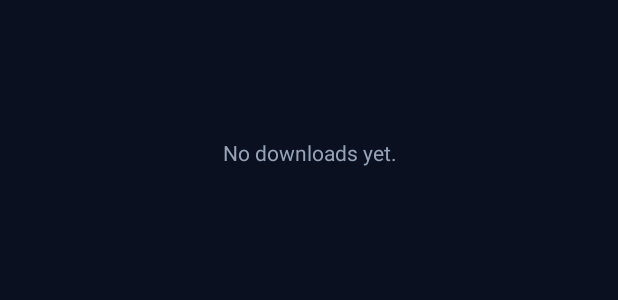
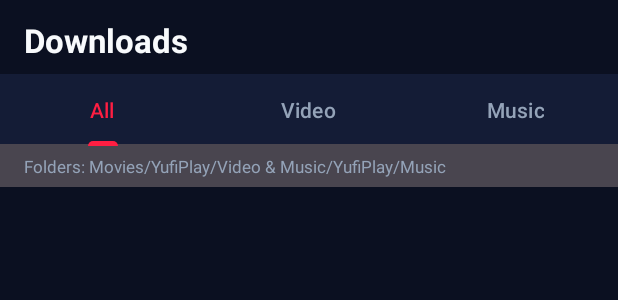
Before and after one commit to survramu-crypto/YufiPlay, an Android app: the layout fragment_downloads.xml on its own in the app's theme, with its tools: preview values and no code run, on a phone screen of 412 x 824 dp. Shown: the top 300 px of the screen. Run offline under Robolectric (Android 15) with nearby library versions, the phone set to English and light mode, and no system bars.

Commit message:
Update fragment_downloads.xml

```diff
--- a/app/src/main/res/layout/fragment_downloads.xml
+++ b/app/src/main/res/layout/fragment_downloads.xml
@@ -1,22 +1,80 @@
 <?xml version="1.0" encoding="utf-8"?>
-<androidx.core.widget.NestedScrollView xmlns:android="http://schemas.android.com/apk/res/android"
+<LinearLayout xmlns:android="http://schemas.android.com/apk/res/android"
+    xmlns:app="http://schemas.android.com/apk/res-auto"
     android:layout_width="match_parent"
     android:layout_height="match_parent"
-    android:fillViewport="true"
-    android:padding="12dp">
+    android:orientation="vertical"
+    android:paddingTop="12dp">
+
+    <TextView
+        android:layout_width="match_parent"
+        android:layout_height="wrap_content"
+        android:paddingHorizontal="16dp"
+        android:text="Downloads"
+        android:textColor="?attr/colorOnSurface"
+        android:textSize="22sp"
+        android:textStyle="bold" />
+
+    <com.google.android.material.tabs.TabLayout
+        android:id="@+id/tabDownloadFilter"
+        android:layout_width="match_parent"
+        android:layout_height="wrap_content"
+        android:layout_marginTop="8dp"
+        app:tabMode="fixed">
+
+        <com.google.android.material.tabs.TabItem
+            android:layout_width="wrap_content"
+            android:layout_height="wrap_content"
+            android:text="All" />
+
+        <com.google.android.material.tabs.TabItem
+            android:layout_width="wrap_content"
+            android:layout_height="wrap_content"
+            android:text="Video" />
+
+        <com.google.android.material.tabs.TabItem
+            android:layout_width="wrap_content"
+            android:layout_height="wrap_content"
+            android:text="Music" />
+    </com.google.android.material.tabs.TabLayout>
+
+    <TextView
+        android:id="@+id/tvFolderHint"
+        android:layout_width="match_parent"
+        android:layout_height="wrap_content"
+        android:background="?attr/colorSurfaceVariant"
+        android:paddingHorizontal="16dp"
+        android:paddingVertical="6dp"
+        android:text="Folders: Movies/YufiPlay/Video &amp; Music/YufiPlay/Music"
+        android:textColor="?attr/colorOnSurfaceVariant"
+        android:textSize="11sp" />
+
+    <FrameLayout
+        android:layout_width="match_parent"
+        android:layout_height="0dp"
+        android:layout_weight="1">
+
+        <androidx.core.widget.NestedScrollView
+            android:layout_width="match_parent"
+            android:layout_height="match_parent"
+            android:fillViewport="true">
 
             <LinearLayout
                 android:layout_width="match_parent"
                 android:layout_height="wrap_content"
-        android:orientation="vertical">
+                android:orientation="vertical"
+                android:paddingBottom="16dp">
 
                 <TextView
                     android:id="@+id/tvActiveHeader"
                     android:layout_width="match_parent"
                     android:layout_height="wrap_content"
-            android:text="@string/active_downloads"
-            android:textColor="@color/yufi_crimson"
-            android:textSize="15sp"
+                    android:paddingHorizontal="16dp"
+                    android:paddingTop="12dp"
+                    android:paddingBottom="4dp"
+                    android:text="Active Downloads"
+                    android:textColor="?attr/colorPrimary"
+                    android:textSize="13sp"
                     android:textStyle="bold"
                     android:visibility="gone" />
 
@@ -31,9 +89,12 @@
                     android:id="@+id/tvCompletedHeader"
                     android:layout_width="match_parent"
                     android:layout_height="wrap_content"
-            android:layout_marginTop="12dp"
-            android:text="@string/completed_downloads"
-            android:textSize="15sp"
+                    android:paddingHorizontal="16dp"
+                    android:paddingTop="12dp"
+                    android:paddingBottom="4dp"
+                    android:text="Completed"
+                    android:textColor="?attr/colorOnSurfaceVariant"
+                    android:textSize="13sp"
                     android:textStyle="bold"
                     android:visibility="gone" />
 
@@ -42,15 +103,20 @@
                     android:layout_width="match_parent"
                     android:layout_height="wrap_content"
                     android:nestedScrollingEnabled="false" />
+            </LinearLayout>
+        </androidx.core.widget.NestedScrollView>
 
         <TextView
             android:id="@+id/tvNoDownloads"
-            android:layout_width="match_parent"
+            android:layout_width="wrap_content"
             android:layout_height="wrap_content"
-            android:layout_marginTop="80dp"
+            android:layout_gravity="center"
             android:gravity="center"
-            android:text="@string/no_downloads"
-            android:textColor="?attr/colorOnSurfaceVariant" />
+            android:padding="24dp"
+            android:text="No downloads yet.\nTap Download on any video to save in 4K, 2K, HD or MP3!"
+            android:textColor="?attr/colorOnSurfaceVariant"
+            android:textSize="14sp"
+            android:visibility="gone" />
+    </FrameLayout>
+
 </LinearLayout>
-
-</androidx.core.widget.NestedScrollView>
```
Lines whose indentation alone changed are shown as unchanged.
